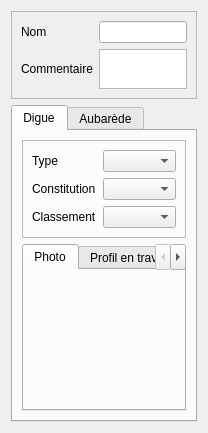
Above: Lamia/toolprepro/base2_digue/lamiabasedigue_infralineaire_tooldesktop_ui.ui from Artelia/Lamia before the change. Below: the same form after it.
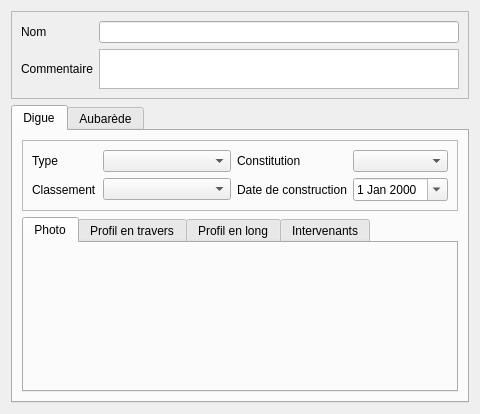
That is the form after the change.

Diff of the .ui file:
```diff
--- a/Lamia/toolprepro/base2_digue/lamiabasedigue_infralineaire_tooldesktop_ui.ui
+++ b/Lamia/toolprepro/base2_digue/lamiabasedigue_infralineaire_tooldesktop_ui.ui
@@ -6,7 +6,7 @@
    <rect>
     <x>0</x>
     <y>0</y>
-    <width>195</width>
+    <width>480</width>
     <height>414</height>
    </rect>
   </property>
@@ -74,7 +74,7 @@
          <property name="frameShadow">
           <enum>QFrame::Raised</enum>
          </property>
-         <layout class="QGridLayout" name="gridLayout_2" columnstretch="1,10">
+         <layout class="QGridLayout" name="gridLayout_2" columnstretch="1,10,0,0">
           <item row="0" column="0">
            <widget class="QLabel" name="label">
             <property name="text">
@@ -82,19 +82,6 @@
             </property>
            </widget>
           </item>
-          <item row="0" column="1">
-           <widget class="QComboBox" name="comboBox_type"/>
-          </item>
-          <item row="1" column="0">
-           <widget class="QLabel" name="label_3">
-            <property name="text">
-             <string>Constitution</string>
-            </property>
-           </widget>
-          </item>
-          <item row="1" column="1">
-           <widget class="QComboBox" name="comboBox_contitution"/>
-          </item>
           <item row="2" column="0">
            <widget class="QLabel" name="label_4">
             <property name="text">
@@ -105,6 +92,33 @@
           <item row="2" column="1">
            <widget class="QComboBox" name="comboBox_classement"/>
           </item>
+          <item row="0" column="1">
+           <widget class="QComboBox" name="comboBox_type"/>
+          </item>
+          <item row="2" column="2">
+           <widget class="QLabel" name="label_11">
+            <property name="text">
+             <string>Date de construction</string>
+            </property>
+           </widget>
+          </item>
+          <item row="0" column="2">
+           <widget class="QLabel" name="label_3">
+            <property name="text">
+             <string>Constitution</string>
+            </property>
+           </widget>
+          </item>
+          <item row="0" column="3">
+           <widget class="QComboBox" name="comboBox_contitution"/>
+          </item>
+          <item row="2" column="3">
+           <widget class="QDateEdit" name="dateEdit_datecontruct">
+            <property name="calendarPopup">
+             <bool>true</bool>
+            </property>
+           </widget>
+          </item>
          </layout>
         </widget>
        </item>
```
Left out of the diff: 11 changed lines with no effect on the pictures.
